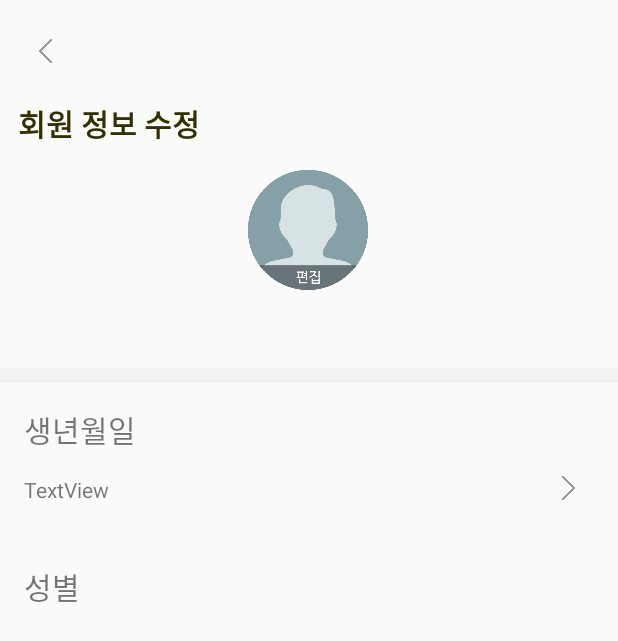
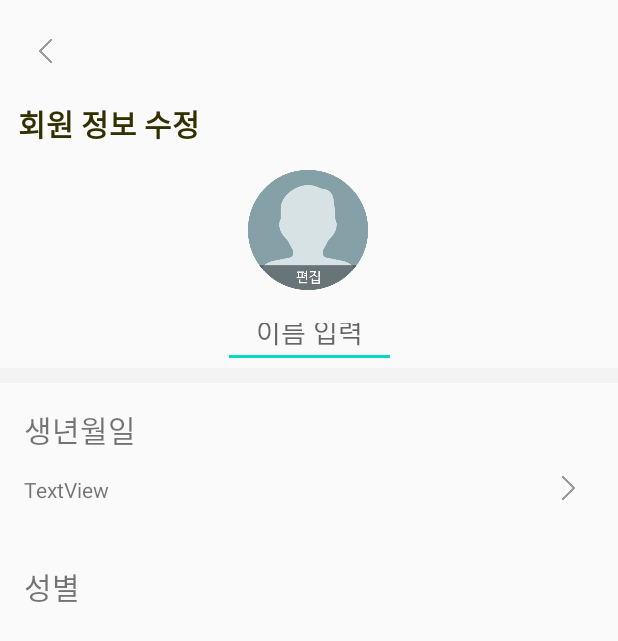
Before and after one commit to HallymSSH/SSHAndroid, an Android app: the profile screen opened directly, with no data from a screen before it, on a phone screen of 412 x 824 dp. Shown: the top 641 px of the screen. Run offline under Robolectric (Android 15) with nearby library versions, the phone set to English and light mode, and no system bars.

Commit message:
profile fix

```diff
--- a/app/src/main/res/layout/profile_view.xml
+++ b/app/src/main/res/layout/profile_view.xml
@@ -103,4 +103,17 @@
         app:layout_constraintStart_toStartOf="parent"
         app:layout_constraintTop_toBottomOf="@+id/birthday_info" />
 
+    <EditText
+        android:id="@+id/editText"
+        android:layout_width="115dp"
+        android:layout_height="40dp"
+        android:layout_marginTop="12dp"
+        android:ems="10"
+        android:gravity="center_horizontal"
+        android:hint="이름 입력"
+        android:inputType="textPersonName"
+        app:layout_constraintEnd_toEndOf="parent"
+        app:layout_constraintStart_toStartOf="parent"
+        app:layout_constraintTop_toBottomOf="@+id/profile_image" />
+
 </androidx.constraintlayout.widget.ConstraintLayout>
```
